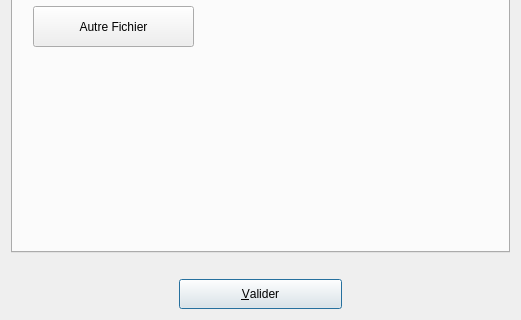
The window that UiQT4/desInclude.ui (SalomePlatform/eficas_tools) describes before a commit, drawn with Qt 5; both pictures show x 0 to 521 and y 191 to 511 of the 521 by 511 pixel window.
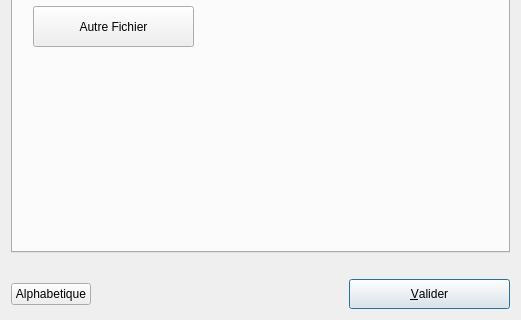
The same window after the commit.

The edit to the form file:
```diff
--- a/UiQT4/desInclude.ui
+++ b/UiQT4/desInclude.ui
@@ -19,31 +19,6 @@
    <string>DMacro</string>
   </property>
   <layout class="QGridLayout" >
-   <item row="2" column="1" >
-    <widget class="QPushButton" name="bOk" >
-     <property name="minimumSize" >
-      <size>
-       <width>0</width>
-       <height>30</height>
-      </size>
-     </property>
-     <property name="toolTip" >
-      <string>validation de la saisie</string>
-     </property>
-     <property name="text" >
-      <string>&amp;Valider</string>
-     </property>
-     <property name="shortcut" >
-      <string>Shift+A, Alt+A, Alt+A, Alt+A</string>
-     </property>
-     <property name="autoDefault" >
-      <bool>true</bool>
-     </property>
-     <property name="default" >
-      <bool>true</bool>
-     </property>
-    </widget>
-   </item>
    <item row="1" column="0" colspan="3" >
     <widget class="QLabel" name="Commentaire" >
      <property name="text" >
@@ -299,6 +274,51 @@
      </widget>
     </widget>
    </item>
+   <item row="2" column="0" >
+    <widget class="QPushButton" name="BAlpha" >
+     <property name="text" >
+      <string>Alphabetique</string>
+     </property>
+    </widget>
+   </item>
+   <item row="2" column="2" >
+    <widget class="QPushButton" name="bOk" >
+     <property name="minimumSize" >
+      <size>
+       <width>161</width>
+       <height>30</height>
+      </size>
+     </property>
+     <property name="toolTip" >
+      <string>validation de la saisie</string>
+     </property>
+     <property name="text" >
+      <string>&amp;Valider</string>
+     </property>
+     <property name="shortcut" >
+      <string>Shift+A, Alt+A, Alt+A, Alt+A</string>
+     </property>
+     <property name="autoDefault" >
+      <bool>true</bool>
+     </property>
+     <property name="default" >
+      <bool>true</bool>
+     </property>
+    </widget>
+   </item>
+   <item row="2" column="1" >
+    <spacer name="horizontalSpacer" >
+     <property name="orientation" >
+      <enum>Qt::Horizontal</enum>
+     </property>
+     <property name="sizeHint" stdset="0" >
+      <size>
+       <width>40</width>
+       <height>20</height>
+      </size>
+     </property>
+    </spacer>
+   </item>
   </layout>
   <zorder>bOk</zorder>
   <zorder>Commentaire</zorder>
```
Left out of the diff: 4 changed lines with no effect on the pictures.
